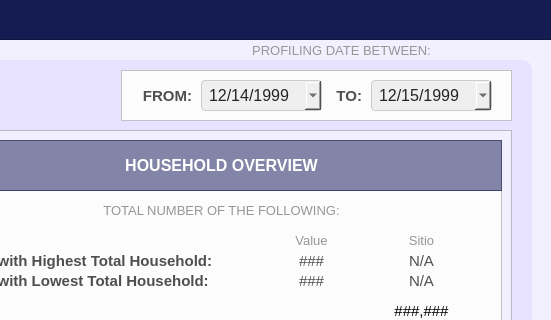
This is Resources/UIs/MainPages/StatisticPages/household.ui in Yohhannn/Barangay-Records-Statistics-System as Qt 5 draws it before an edit; both pictures show x 799 to 1350 and y 0 to 320 of the 1350 by 850 pixel window. The edited form follows.
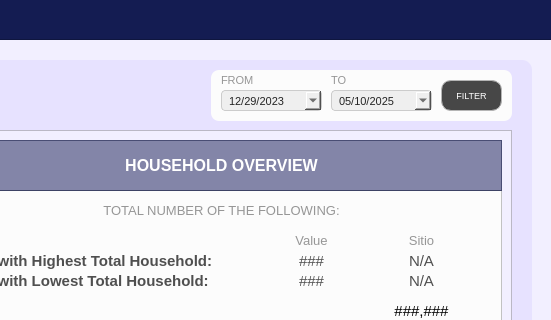
This is the edited form. Icons and pictures are not drawn.

Commit message: Statistics Added Filter Statistic Date UI

What changed in the file:
```diff
--- a/Resources/UIs/MainPages/StatisticPages/household.ui
+++ b/Resources/UIs/MainPages/StatisticPages/household.ui
@@ -1460,15 +1460,16 @@
    <widget class="QFrame" name="demo_frameOthers_3">
     <property name="geometry">
      <rect>
-      <x>900</x>
+      <x>990</x>
       <y>10</y>
-      <width>391</width>
+      <width>301</width>
       <height>51</height>
      </rect>
     </property>
     <property name="styleSheet">
-     <string notr="true">#demo_frameOthers_3{
-	background-color: #fcfcfc;
+     <string notr="true">#demo_frameOthers_3 {
+  background-color: #fcfcfc;
+  border-radius: 8px; /* Adjust the pixel value to control the roundness */
 }</string>
     </property>
     <property name="frameShape">
@@ -1507,75 +1508,99 @@
       <set>Qt::AlignmentFlag::AlignLeading|Qt::AlignmentFlag::AlignLeft|Qt::AlignmentFlag::AlignVCenter</set>
      </property>
     </widget>
-    <widget class="QDateEdit" name="filter_date_max">
+    <widget class="QPushButton" name="filter_stat_date_button">
      <property name="geometry">
       <rect>
-       <x>250</x>
+       <x>230</x>
        <y>10</y>
-       <width>121</width>
+       <width>61</width>
        <height>31</height>
       </rect>
      </property>
      <property name="font">
       <font>
        <family>Arial</family>
-       <pointsize>12</pointsize>
+       <pointsize>7</pointsize>
       </font>
      </property>
+     <property name="cursor">
+      <cursorShape>PointingHandCursor</cursorShape>
+     </property>
+     <property name="focusPolicy">
+      <enum>Qt::FocusPolicy::NoFocus</enum>
+     </property>
      <property name="styleSheet">
-      <string notr="true">#filter_date_max{
-	background-color: rgb(239, 239, 239); /* Correct property name */
-    color: #242424; /* Set text color to black for better contrast */
-    border: 1px solid #ccc; /* Optional: Add a light border */
-    padding: 5px; /* Optional: Add some padding */
-    border-radius: 4px; /* Optional: Rounded corners */
+      <string notr="true">#filter_stat_date_button {
+
+background-color: #474747;
+
+color: white;
+
+border: 1px solid #b5b5b5;
+
+border-radius: 10px;
+
+padding: 10px;
+
+}
+
+
+
+#filter_stat_date_button:hover {
+
+background-color: #636363;
+
+color: white;
+
+}
+
+
+
+#filter_stat_date_button:pressed {
+
+background-color: #bfbfbf;
+
+color: white;
+
 }</string>
      </property>
-     <property name="dateTime">
-      <datetime>
-       <hour>0</hour>
-       <minute>0</minute>
-       <second>0</second>
-       <year>1999</year>
-       <month>12</month>
-       <day>15</day>
-      </datetime>
+     <property name="text">
+      <string>FILTER</string>
      </property>
-     <property name="displayFormat">
-      <string>MM/dd/yyyy</string>
+     <property name="icon">
+      <iconset>
+       <normaloff>../../../Assets/FuncIcons/icon_filter.svg</normaloff>../../../Assets/FuncIcons/icon_filter.svg</iconset>
      </property>
-     <property name="calendarPopup">
-      <bool>true</bool>
-     </property>
-     <property name="currentSectionIndex">
-      <number>0</number>
-     </property>
-     <property name="timeSpec">
-      <enum>Qt::TimeSpec::UTC</enum>
+     <property name="iconSize">
+      <size>
+       <width>18</width>
+       <height>18</height>
+      </size>
      </property>
     </widget>
     <widget class="QDateEdit" name="filter_date_min">
      <property name="geometry">
       <rect>
-       <x>80</x>
-       <y>10</y>
-       <width>121</width>
-       <height>31</height>
+       <x>10</x>
+       <y>20</y>
+       <width>101</width>
+       <height>21</height>
       </rect>
      </property>
      <property name="font">
       <font>
        <family>Arial</family>
-       <pointsize>12</pointsize>
+       <pointsize>8</pointsize>
       </font>
      </property>
      <property name="styleSheet">
-      <string notr="true">#filter_date_min{
-	background-color: rgb(239, 239, 239); /* Correct property name */
-    color: #242424; /* Set text color to black for better contrast */
-    border: 1px solid #ccc; /* Optional: Add a light border */
-    padding: 5px; /* Optional: Add some padding */
-    border-radius: 4px; /* Optional: Rounded corners */
+      <string notr="true">#filter_date_min {
+    background-color: rgb(239, 239, 239);
+    color: #242424;
+    border: 1px solid #ccc;
+    padding: 5px;
+    border-radius: 4px;
+    font-size: 0.8em; /* Example: 80% of the parent's font size */
 }</string>
      </property>
      <property name="dateTime">
@@ -1583,9 +1608,9 @@
        <hour>0</hour>
        <minute>0</minute>
        <second>0</second>
-       <year>1999</year>
+       <year>2023</year>
        <month>12</month>
-       <day>14</day>
+       <day>29</day>
       </datetime>
      </property>
      <property name="displayFormat">
@@ -1601,95 +1626,110 @@
       <enum>Qt::TimeSpec::UTC</enum>
      </property>
     </widget>
-    <widget class="QLabel" name="label_total_indppl_3">
+    <widget class="QDateEdit" name="filter_date_max">
      <property name="geometry">
       <rect>
-       <x>0</x>
-       <y>10</y>
-       <width>71</width>
-       <height>31</height>
+       <x>120</x>
+       <y>20</y>
+       <width>101</width>
+       <height>21</height>
       </rect>
      </property>
      <property name="font">
       <font>
        <family>Arial</family>
-       <pointsize>11</pointsize>
-       <bold>true</bold>
+       <pointsize>8</pointsize>
       </font>
      </property>
      <property name="styleSheet">
-      <string notr="true">#label_total_indppl_3 {
-	background-color: transparent;
-	color: #4f4f4f;
-}
-</string>
+      <string notr="true">#filter_date_max {
+    background-color: rgb(239, 239, 239);
+    color: #242424;
+    border: 1px solid #ccc;
+    padding: 5px;
+    border-radius: 4px;
+    font-size: 0.8em; /* Example: 80% of the parent's font size */
+}</string>
      </property>
+     <property name="dateTime">
+      <datetime>
+       <hour>0</hour>
+       <minute>0</minute>
+       <second>0</second>
+       <year>2025</year>
+       <month>5</month>
+       <day>10</day>
+      </datetime>
+     </property>
+     <property name="displayFormat">
+      <string>MM/dd/yyyy</string>
+     </property>
+     <property name="calendarPopup">
+      <bool>true</bool>
+     </property>
+     <property name="currentSectionIndex">
+      <number>0</number>
+     </property>
+     <property name="timeSpec">
+      <enum>Qt::TimeSpec::UTC</enum>
+     </property>
+    </widget>
+    <widget class="QLabel" name="label_from">
+     <property name="geometry">
+      <rect>
+       <x>10</x>
+       <y>1</y>
+       <width>101</width>
+       <height>20</height>
+      </rect>
+     </property>
+     <property name="font">
+      <font>
+       <family>Arial</family>
+       <pointsize>8</pointsize>
+      </font>
+     </property>
+     <property name="styleSheet">
+      <string notr="true">#label_from{
+	color: #969696;
+}</string>
+     </property>
      <property name="text">
-      <string>FROM:</string>
+      <string>&lt;html&gt;&lt;head/&gt;&lt;body&gt;&lt;p&gt;FROM&lt;/p&gt;&lt;/body&gt;&lt;/html&gt;</string>
      </property>
      <property name="alignment">
-      <set>Qt::AlignmentFlag::AlignRight|Qt::AlignmentFlag::AlignTrailing|Qt::AlignmentFlag::AlignVCenter</set>
+      <set>Qt::AlignmentFlag::AlignLeading|Qt::AlignmentFlag::AlignLeft|Qt::AlignmentFlag::AlignVCenter</set>
      </property>
     </widget>
-    <widget class="QLabel" name="label_total_indppl_4">
+    <widget class="QLabel" name="label_to">
      <property name="geometry">
       <rect>
-       <x>210</x>
-       <y>10</y>
-       <width>31</width>
-       <height>31</height>
+       <x>120</x>
+       <y>1</y>
+       <width>101</width>
+       <height>20</height>
       </rect>
      </property>
      <property name="font">
       <font>
        <family>Arial</family>
-       <pointsize>11</pointsize>
-       <bold>true</bold>
+       <pointsize>8</pointsize>
       </font>
      </property>
      <property name="styleSheet">
-      <string notr="true">#label_total_indppl_4 {
-	background-color: transparent;
-	color: #4f4f4f;
-}
-</string>
+      <string notr="true">#label_to{
+	color: #969696;
+}</string>
      </property>
      <property name="text">
-      <string>TO:</string>
+      <string>&lt;html&gt;&lt;head/&gt;&lt;body&gt;&lt;p&gt;TO&lt;/p&gt;&lt;/body&gt;&lt;/html&gt;</string>
      </property>
      <property name="alignment">
-      <set>Qt::AlignmentFlag::AlignRight|Qt::AlignmentFlag::AlignTrailing|Qt::AlignmentFlag::AlignVCenter</set>
+      <set>Qt::AlignmentFlag::AlignLeading|Qt::AlignmentFlag::AlignLeft|Qt::AlignmentFlag::AlignVCenter</set>
      </property>
     </widget>
    </widget>
   </widget>
-  <widget class="QLabel" name="label_desc2_6">
-   <property name="geometry">
-    <rect>
-     <x>1040</x>
-     <y>40</y>
-     <width>201</width>
-     <height>21</height>
-    </rect>
-   </property>
-   <property name="font">
-    <font>
-     <family>Arial</family>
-     <pointsize>10</pointsize>
-    </font>
-   </property>
-   <property name="styleSheet">
-    <string notr="true">#label_desc2_6{
-	color: #969696;
-}</string>
-   </property>
-   <property name="text">
-    <string>&lt;html&gt;&lt;head/&gt;&lt;body&gt;&lt;p&gt;PROFILING DATE BETWEEN:&lt;/p&gt;&lt;/body&gt;&lt;/html&gt;</string>
-   </property>
-   <property name="alignment">
-    <set>Qt::AlignmentFlag::AlignCenter</set>
-   </property>
-  </widget>
  </widget>
  <resources/>
  <connections/>
```
The commit also changes 8 other files.
